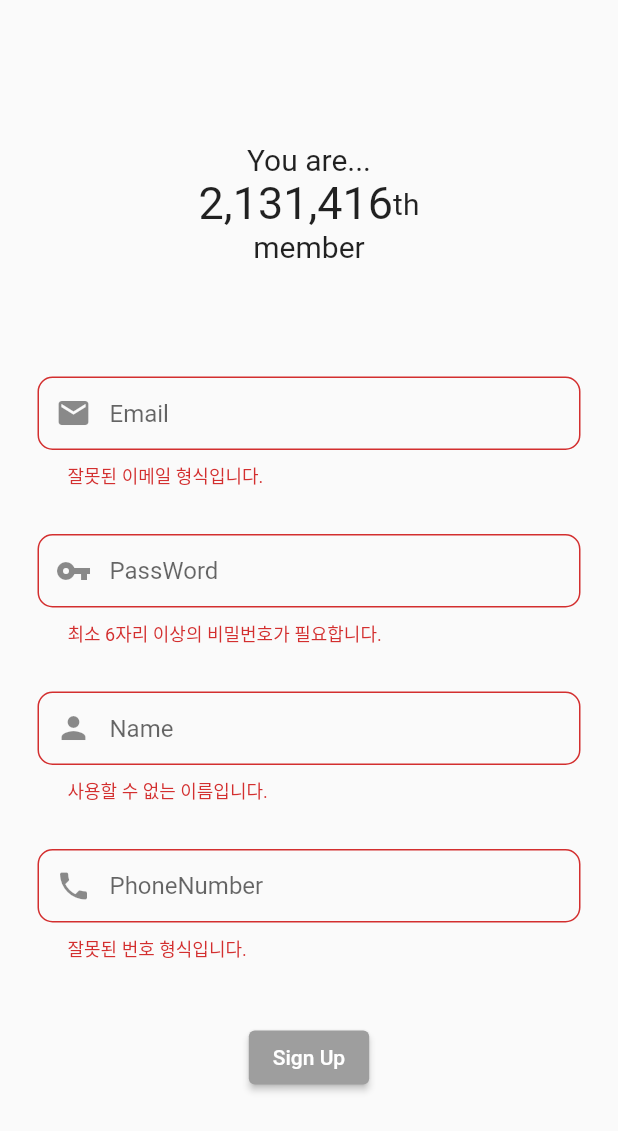
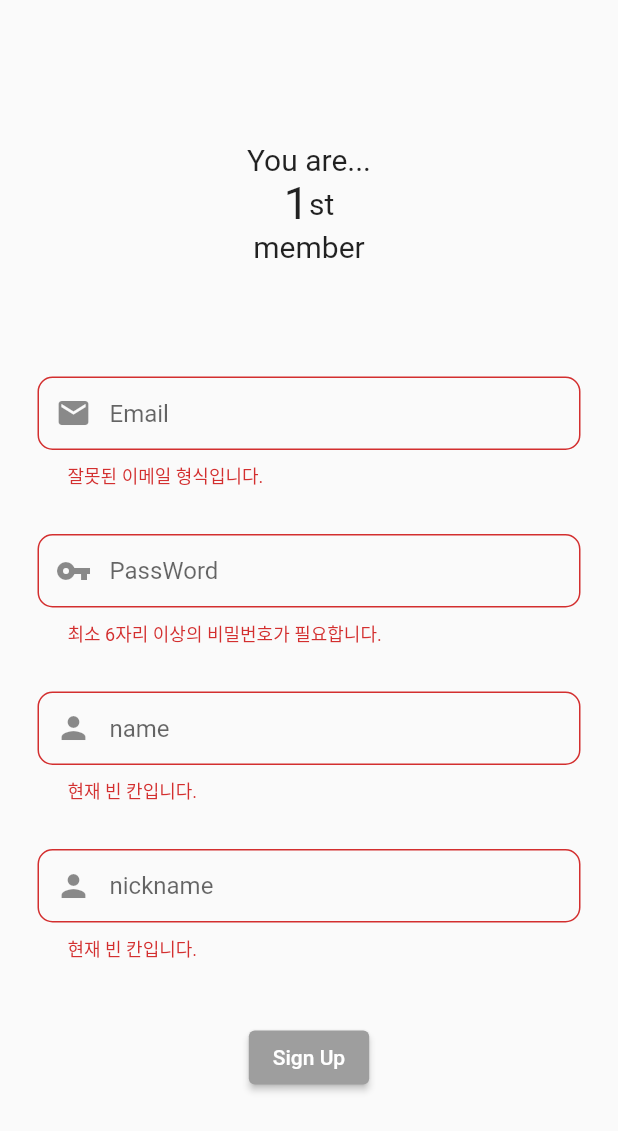
Before and after one commit to simata98/GDSC-Solution-Challenge-Green-Plogging-, a Flutter app: the SignUp screen opened directly, after a tap on "Sign Up", on a phone screen of 412 x 824 dp. Shown: the top 1131 px of the screen. Run offline on Flutter 3.47's test engine with Material 2 defaults, Android fonts, the light colour scheme and no system bars; our stand-ins replace cloud_firestore, firebase_auth, firebase_core, fluttertoast, get; accounts and stored records are empty.

Commit message:
마이프로필 생성중

```diff
--- /dev/null
+++ b/lib/model/user_data.dart
@@ -0,0 +1,22 @@
+//회원가입 시 입력한 정보들에 대한 틀
+class UserData {
+  String? email;
+  String? name;
+  String? nickname;
+  int point = 0;
+  int totalRun = 0;
+  int totalPlog = 0;
+
+  UserData({this.email, this.name, this.nickname});
+
+  Map<String, dynamic> toMap(){
+    return{
+      'email' : email,
+      'name' : name,
+      'nickname' : nickname,
+      'point' : point,
+      'totalRun' : totalRun,
+      'totalPlog' : totalPlog
+    };
+  }
+}
--- a/lib/screen/login/sign_up.dart
+++ b/lib/screen/login/sign_up.dart
@@ -1,5 +1,9 @@
 import 'package:flutter/material.dart';
 import 'package:intl/intl.dart';
+import 'package:firebase_auth/firebase_auth.dart';
+import 'package:fluttertoast/fluttertoast.dart';
+import 'package:gdsc_solution/model/user_data.dart';
+import 'package:cloud_firestore/cloud_firestore.dart';
 
 //회원가입 페이지
 class SignUp extends StatefulWidget {
@@ -10,12 +14,13 @@ class SignUp extends StatefulWidget {
 }
 
 class _SignUpState extends State<SignUp> with SingleTickerProviderStateMixin {
+  final _auth = FirebaseAuth.instance;
+
   final _formKey = GlobalKey<FormState>();
-
   final emailController = TextEditingController();
   final pwController = TextEditingController();
   final nameController = TextEditingController();
-  final phoneController = TextEditingController();
+  final nickController = TextEditingController();
 
   var format = NumberFormat('###,###,###,###');
   int user_count = 2131415;
@@ -25,11 +30,9 @@ class _SignUpState extends State<SignUp> with SingleTickerProviderStateMixin {
   @override
   void initState() {
     super.initState();
-    animationController =
-        AnimationController(vsync: this, duration: Duration(seconds: 1));
-    animation = IntTween(begin: 0, end: user_count).animate(
-        CurvedAnimation(parent: animationController, curve: Curves.ease));
-    animationController.forward();
+    getUserNum().then((value) => user_count = value+1);
+    //숫자 카운팅 애니메이션을 위한 컨트롤러 값 설정
+    animationController = AnimationController(vsync: this, duration:Duration(seconds: 2));
   }
 
   @override
@@ -51,22 +54,19 @@ class _SignUpState extends State<SignUp> with SingleTickerProviderStateMixin {
                       Row(
                         mainAxisAlignment: MainAxisAlignment.center,
                         children: [
-                          Text(
-                            format.format(animation!.value + 1),
-                            style: TextStyle(fontSize: 30),
-                          ),
-                          showSequence(animation!.value + 1)
+                          showUserNum(),
+                          showSequence(animation!.value)
                         ],
                       ),
                       Text('member', style: TextStyle(fontSize: 20))
                     ],
                   )
-                      //Text('${format.format(user_count)}'),
                       ),
                   Form(
                     key: _formKey,
                     child: Column(
                       children: [
+                        //사용자 이메일 입력칸
                         Container(
                           margin: EdgeInsets.fromLTRB(25, 75, 25, 0),
                           child: TextFormField(
@@ -92,6 +92,7 @@ class _SignUpState extends State<SignUp> with SingleTickerProviderStateMixin {
                                       borderRadius:
                                           BorderRadius.circular(10)))),
                         ),
+                        //사용자 비밀번호 입력칸
                         Container(
                           margin: EdgeInsets.fromLTRB(25, 30, 25, 0),
                           child: TextFormField(
@@ -116,6 +117,7 @@ class _SignUpState extends State<SignUp> with SingleTickerProviderStateMixin {
                                     borderRadius: BorderRadius.circular(10))),
                           ),
                         ),
+                        //사용자 이름 입력칸
                         Container(
                           margin: EdgeInsets.fromLTRB(25, 30, 25, 0),
                           child: TextFormField(
@@ -123,7 +125,7 @@ class _SignUpState extends State<SignUp> with SingleTickerProviderStateMixin {
                               keyboardType: TextInputType.text,
                               validator: (value) {
                                 if (value!.isEmpty) {
-                                  return ("사용할 수 없는 이름입니다.");
+                                  return ("현재 빈 칸입니다.");
                                 }
                               },
                               onSaved: (value) {
@@ -134,21 +136,20 @@ class _SignUpState extends State<SignUp> with SingleTickerProviderStateMixin {
                                   prefixIcon: Icon(Icons.person),
                                   contentPadding:
                                       EdgeInsets.fromLTRB(20, 15, 20, 15),
-                                  hintText: "Name",
+                                  hintText: "name",
                                   border: OutlineInputBorder(
                                       borderRadius:
                                           BorderRadius.circular(10)))),
                         ),
+                        //사용자 닉네임 입력칸
                         Container(
                           margin: EdgeInsets.fromLTRB(25, 30, 25, 0),
                           child: TextFormField(
-                              controller: phoneController,
-                              keyboardType: TextInputType.phone,
-                              validator: (value) {
-                                if (value!.isEmpty ||
-                                    value.length != 11 ||
-                                    !RegExp(r'[0-9]').hasMatch(value)) {
-                                  return ("잘못된 번호 형식입니다.");
+                              controller: nickController,
+                              keyboardType: TextInputType.text,
+                              validator: (value){
+                                if (value!.isEmpty) {
+                                  return ("현재 빈 칸입니다.");
                                 }
                               },
                               onSaved: (value) {
@@ -157,10 +158,10 @@ class _SignUpState extends State<SignUp> with SingleTickerProviderStateMixin {
                               textInputAction:
                                   TextInputAction.next, //엔터 치면 다음으로 넘어감
                               decoration: InputDecoration(
-                                  prefixIcon: Icon(Icons.phone),
+                                  prefixIcon: Icon(Icons.person),
                                   contentPadding:
                                       EdgeInsets.fromLTRB(20, 15, 20, 15),
-                                  hintText: "PhoneNumber",
+                                  hintText: "nickname",
                                   border: OutlineInputBorder(
                                       borderRadius:
                                           BorderRadius.circular(10)))),
@@ -183,6 +184,7 @@ class _SignUpState extends State<SignUp> with SingleTickerProviderStateMixin {
         });
   }
 
+  //유저 숫자 뒤에 붙는 st,nd,rd,th 구분
   Widget showSequence(int num) {
     while (num >= 10) {
       num %= 10;
@@ -190,35 +192,53 @@ class _SignUpState extends State<SignUp> with SingleTickerProviderStateMixin {
     if (num == 1)
       return Text('st', style: TextStyle(fontSize: 20));
     else if (num == 2) return Text('nd', style: TextStyle(fontSize: 20));
+    else if(num == 3) return Text('rd', style: TextStyle(fontSize: 20));
     return Text('th', style: TextStyle(fontSize: 20));
   }
 
+  //authentication에 정보 저장 시도
   void signUp(String email, String password) async {
     if (_formKey.currentState!.validate()) {
       try {
-        /* await _auth.createUserWithEmailAndPassword(
+        await _auth.createUserWithEmailAndPassword(
             email: email, password: password);
         registerDetails();
         Fluttertoast.showToast(msg: '계정 생성이 완료되었습니다.');
-        Navigator.pop(context); */
+        Navigator.pop(context);
       } catch (e) {
-        //Fluttertoast.showToast(msg: e.toString());
+        Fluttertoast.showToast(msg: e.toString());
       }
     }
   }
 
+  //입력한 세부 정보는 firestore uses 콜렉션에 추가
   void registerDetails() async {
-    /* UserData userData = UserData();
+    UserData userData = UserData();
     userData.email = emailController.text;
     userData.name = nameController.text;
-    userData.phone = phoneController.text;
+    userData.nickname = nickController.text;
 
     final firebaseFirestore = FirebaseFirestore.instance;
     await firebaseFirestore
-        .collection("Users")
+        .collection("users")
         .doc(_auth.currentUser!.uid)
-        .set(userData
-            .toMap());
-  } */
+        .set(userData.toMap());
+  }
+
+  //파이어스토어에 저장 되어있는 users 콜렉션의 길이를 구한다.
+  Future getUserNum() async{
+    var snapshot =  await FirebaseFirestore.instance.collection('users').get();
+    int num = snapshot.size;
+    return num;
+  }
+
+  //존재하는 유저 카운팅을 보여주기 위해 0부터 user_count까지 증가하도록 한다.
+  //그 후 텍스트를 출력한다.
+  showUserNum(){
+    animation = IntTween(begin: 0, end: user_count).animate(
+      CurvedAnimation(parent: animationController, curve: Curves.ease)
+    );
+    animationController.forward();
+    return Text(format.format(animation!.value), style: TextStyle(fontSize: 30));
   }
 }
--- a/pubspec.yaml
+++ b/pubspec.yaml
@@ -65,8 +65,8 @@ flutter:
   uses-material-design: true
 
   # To add assets to your application, add an assets section, like this:
-  # assets:
-  #   - images/a_dot_burr.jpeg
+  assets:
+    - assets/
   #   - images/a_dot_ham.jpeg
 
   # An image asset can refer to one or more resolution-specific "variants", see
```
Also changed, not shown: lib/screen/myPage/my_profile.dart (added, +104 -0 lines), assets/no_profile_image.jpg (added), lib/screen/myPage/my_record.dart (added), lib/screen/myPage/shop.dart (added).
